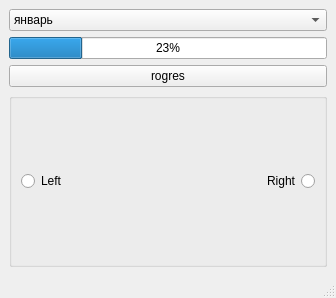
Before: the Qt Designer form QT4/untitled1/mainwindow.ui in tomass21-bit/QT, drawn with Qt 5.
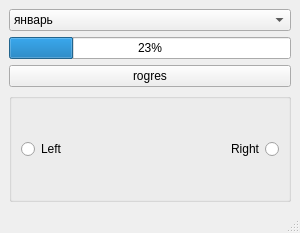
After: the same form once the commit is applied.

Commit message: компоновки

What changed in the file:
```diff
--- a/QT4/untitled1/mainwindow.ui
+++ b/QT4/untitled1/mainwindow.ui
@@ -6,8 +6,8 @@
    <rect>
     <x>0</x>
     <y>0</y>
-    <width>336</width>
-    <height>298</height>
+    <width>300</width>
+    <height>233</height>
    </rect>
   </property>
   <property name="windowTitle">
```
Left out of the diff: 2 changed lines with no effect on the pictures.
